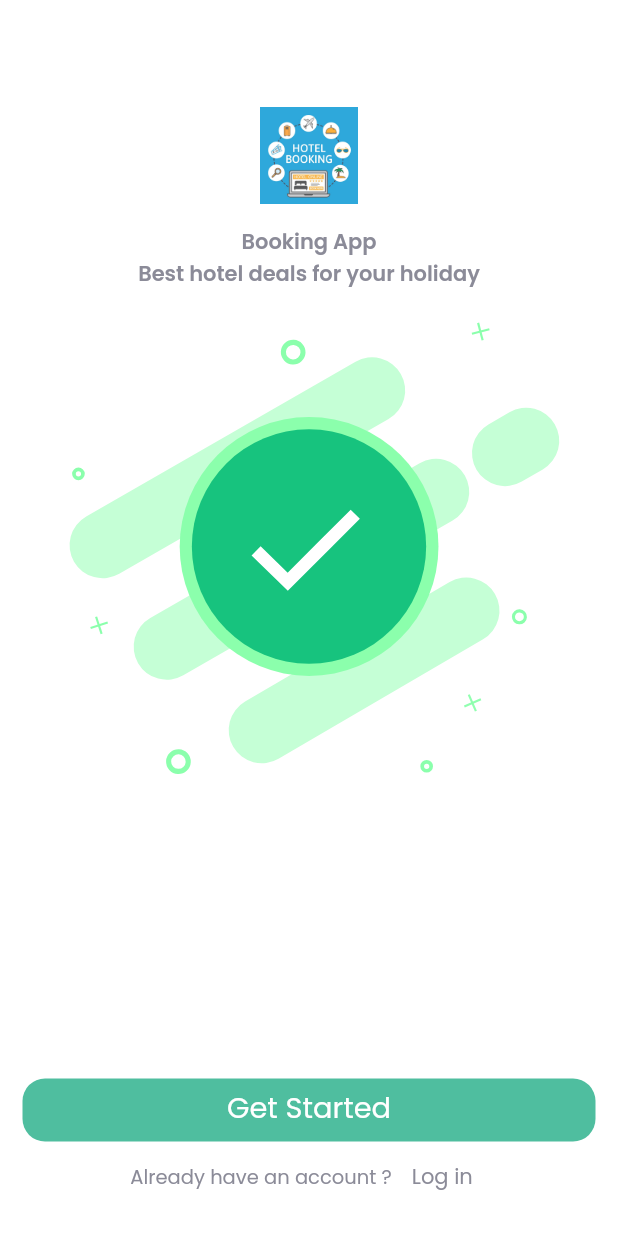
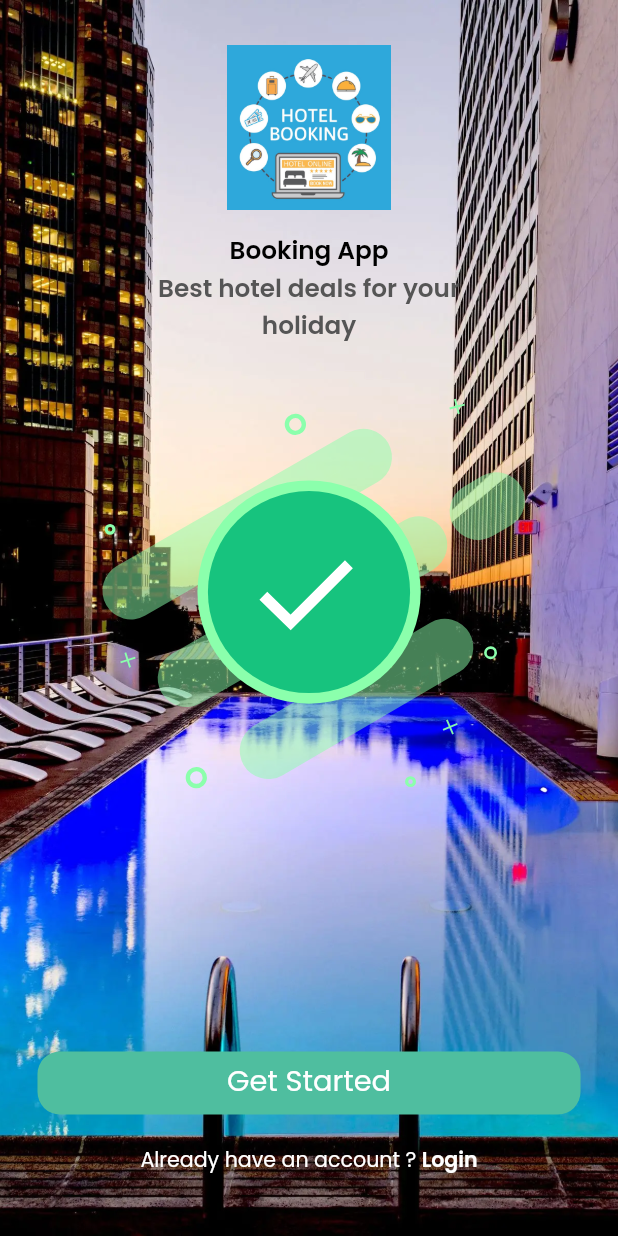
Before and after one commit to moh-gomaa/Algoriza-BookingApp, a Flutter app: the screen it shows after launch, on a phone screen of 412 x 824 dp. Run offline on Flutter 3.47's test engine with Material 2 defaults, Android fonts, the phone set to English and light mode, and no system bars; our stand-ins replace bloc, connectivity_plus, dio, equatable, flutter_bloc, internet_connection_checker and 5 more; project files that could hold a hidden picture were left out.

Commit message:
-Modification on getstarted Screen. -Modification on onboarding screen.

```diff
--- a/lib/core/localization/setup/app_localization.dart
+++ b/lib/core/localization/setup/app_localization.dart
@@ -35,6 +35,7 @@ class AppLocalizations {
 
 extension TranslateX on String {
   String tr(BuildContext context) {
+    // debugPrint('String=${this}');
     return AppLocalizations.of(context)!.translate(this);
   }
 }
--- a/lib/core/utils/routes/app_router.dart
+++ b/lib/core/utils/routes/app_router.dart
@@ -1,5 +1,4 @@
 import 'package:booking_app/core/bottom_navigation/pages/main_screen.dart';
-import 'package:booking_app/features/getstarted/started_screen.dart';
 import 'package:booking_app/features/login/login_screen.dart';
 import 'package:booking_app/features/onboarding/pages/onboarding_screen.dart';
 import 'package:booking_app/features/profile/pages/profile_details_screen.dart';
@@ -18,7 +17,7 @@ class AppRouter {
           duration: animationDuration,
           settings: settings,
         );
-      case '/onboard':
+      case '/onboarding':
         return PageTransition(
           child: OnBoardScreen(),
           type: PageTransitionType.rightToLeft,
@@ -34,7 +33,7 @@ class AppRouter {
           settings: settings,
         );
 
-      case '/sigin':
+      case '/register':
         return PageTransition(
           child: RegisterScreen(),
           type: PageTransitionType.rightToLeft,
--- /dev/null
+++ b/lib/features/get_started/pages/get_started_screen.dart
@@ -0,0 +1,29 @@
+import 'package:booking_app/core/utils/extensions/layout_extensions.dart';
+import 'package:booking_app/features/get_started/widgets/app_basic_info.dart';
+import 'package:booking_app/features/get_started/widgets/bottom_controller.dart';
+import 'package:flutter/material.dart';
+
+class GetStartedScreen extends StatelessWidget {
+  const GetStartedScreen({Key? key}) : super(key: key);
+
+  @override
+  Widget build(BuildContext context) {
+    return Scaffold(
+      body: Container(
+        width: double.infinity,
+        height: double.infinity,
+        decoration: BoxDecoration(
+            image: DecorationImage(
+                fit: BoxFit.cover,
+                image: AssetImage('assets/images/get_started_bg.webp'))),
+        child: Column(
+          children: [
+            AppBasicInfo(),
+            Spacer(),
+            BottomController()
+          ],
+        ).safeArea().wholePadding(),
+      ),
+    );
+  }
+}
--- /dev/null
+++ b/lib/features/get_started/widgets/app_basic_info.dart
@@ -0,0 +1,38 @@
+import 'package:booking_app/core/localization/setup/app_localization.dart';
+import 'package:booking_app/core/utils/extensions/theme_extensions.dart';
+import 'package:booking_app/resources/constants/constants.dart';
+import 'package:booking_app/resources/themes/theme.dart';
+import 'package:flutter/material.dart';
+import 'package:lottie/lottie.dart';
+import 'package:sizer/sizer.dart';
+
+class AppBasicInfo extends StatelessWidget {
+  @override
+  Widget build(BuildContext context) {
+    return Column(
+      children: [
+        Image.asset(
+          'assets/images/page_start.png',
+          width: 80.sp,
+        ),
+        SizedBox(
+          height: space1,
+        ),
+        Text('booking_app_txt'.tr(context),
+            style: OwnTheme.normalBoldTextStyle(lang: lang)),
+        Text(
+          'booking_app_desc1'.tr(context) + '\n' +
+              'booking_app_desc2'.tr(context),
+          style: OwnTheme.normalBoldTextStyle(lang: lang)
+              .colorChange(color: 'gray'),
+          textAlign: TextAlign.center,
+        ),
+        Lottie.asset(
+          'assets/images/temp.json',
+          width: MediaQuery.of(context).size.width * 0.8,
+          height: MediaQuery.of(context).size.width * 0.8,
+        ),
+      ],
+    );
+  }
+}
--- /dev/null
+++ b/lib/features/get_started/widgets/bottom_controller.dart
@@ -0,0 +1,41 @@
+import 'package:booking_app/core/localization/setup/app_localization.dart';
+import 'package:booking_app/core/utils/extensions/theme_extensions.dart';
+import 'package:booking_app/resources/buttonkey/button.dart';
+import 'package:booking_app/resources/constants/constants.dart';
+import 'package:booking_app/resources/themes/theme.dart';
+import 'package:flutter/gestures.dart';
+import 'package:flutter/material.dart';
+
+class BottomController extends StatelessWidget {
+  @override
+  Widget build(BuildContext context) {
+    return Column(
+      children: [
+        ButtonKey(
+          buttonText: 'get_started_btn'.tr(context),
+          function: () {
+            Navigator.pushNamed(context, '/onboarding');
+          },
+        ),
+        SizedBox(
+          height: space2,
+        ),
+        RichText(
+          text: TextSpan(children: [
+            TextSpan(
+                text: 'have_account_txt'.tr(context) + ' ',
+                style: OwnTheme.smallTextStyle(lang: lang)
+                    .colorChange(color: 'white')),
+            TextSpan(
+              text: 'login_btn'.tr(context),
+              style: OwnTheme.smallBoldTextStyle(lang: lang)
+                  .colorChange(color: 'white'),
+              recognizer: new TapGestureRecognizer()
+                ..onTap = () => Navigator.pushNamed(context, '/login'),
+            ),
+          ]),
+        ),
+      ],
+    );
+  }
+}
--- a/lib/features/getstarted/started_screen.dart
+++ /dev/null
@@ -1,96 +0,0 @@
-import 'package:booking_app/core/main_blocs/blocs.dart';
-import 'package:booking_app/resources/buttonkey/button.dart';
-import 'package:booking_app/resources/constants/constants.dart';
-import 'package:flutter/material.dart';
-import 'package:lottie/lottie.dart';
-
-class StartedScreen extends StatelessWidget {
-  const StartedScreen({Key? key}) : super(key: key);
-
-  @override
-  Widget build(BuildContext context) {
-    return Scaffold(
-      appBar: AppBar(),
-      body: Padding(
-        padding: const EdgeInsets.all(15.0),
-        child: Column(
-          children: [
-            Image.asset(
-              'assets/images/page_start.png',
-              height: 65,
-            ),
-            SizedBox(
-              height: 15,
-            ),
-            Center(
-              child: Text(
-                'Booking App',
-                style: TextStyle(
-                    fontSize: 14,
-                    color: Color(0xFF8b8b98),
-                    fontWeight: FontWeight.w500,
-                    fontFamily: lang == "ar" ? "fontArBold" : "fontEnBold"),
-              ),
-            ),
-            Column(
-              children: [
-                Center(
-                  child: Text(
-                    'Best hotel deals for your holiday',
-                    style: TextStyle(
-                        fontSize: 14,
-                        color: Color(0xFF8b8b98),
-                        fontWeight: FontWeight.w500,
-                        fontFamily: lang == "ar" ? "fontArBold" : "fontEnBold"),
-                  ),
-                ),
-              ],
-            ),
-            Expanded(
-              child: SingleChildScrollView(
-                child: Column(
-                  children: [
-                    Lottie.asset(
-                      'assets/images/temp.json',
-                    ),
-                  ],
-                ),
-              ),
-            ),
-            ButtonKey(
-              buttonText: 'Get Started',
-              function: (){ Navigator.pushNamed(context, '/onboard'); },
-            ),
-            Row(
-              mainAxisAlignment: MainAxisAlignment.center,
-              children: [
-                Text(
-                  'Already have an account ? ',
-                  textAlign: TextAlign.center,
-                  style: TextStyle(
-                      fontSize: 13,
-                      color: Color(0xFF8b8b98),
-                      fontFamily: lang == "ar" ? "fontAr" : "fontEn"),
-                ),
-
-                TextButton(
-                  onPressed: () {
-                    Navigator.pushNamed(context, '/login');
-                  },
-                  child: Text(
-                    'Log in',
-                    textAlign: TextAlign.center,
-                    style: TextStyle(
-                        fontSize: 14,
-                        color: Color(0xFF8b8b98),
-                        fontFamily: lang == "ar" ? "fontAr" : "fontEn"),
-                  ),
-                ),
-              ],
-            ),
-          ],
-        ),
-      ),
-    );
-  }
-}
--- a/lib/main.dart
+++ b/lib/main.dart
@@ -1,4 +1,3 @@
-import 'package:booking_app/core/bottom_navigation/pages/main_screen.dart';
 import 'package:booking_app/core/connectivity/cubit/connectivity_cubit.dart';
 import 'package:booking_app/core/connectivity/pages/connectivity_Screen.dart';
 import 'package:booking_app/core/localization/cubit/locale_cubit.dart';
@@ -8,17 +7,12 @@ import 'package:booking_app/core/main_blocs/blocs.dart';
 import 'package:booking_app/core/main_blocs/providers.dart';
 import 'package:booking_app/core/utils/extensions/theme_extensions.dart';
 import 'package:booking_app/core/utils/routes/app_router.dart';
-import 'package:booking_app/features/getstarted/started_screen.dart';
-import 'package:booking_app/features/login/login_screen.dart';
-import 'package:booking_app/features/onboarding/pages/onboarding_screen.dart';
-import 'package:booking_app/features/password/password_screen.dart';
-import 'package:booking_app/features/screens/splash_screen.dart';
+import 'package:booking_app/features/get_started/pages/get_started_screen.dart';
 import 'package:booking_app/resources/constants/constants.dart';
 import 'package:connectivity_plus/connectivity_plus.dart';
+import 'package:flutter/material.dart';
 import 'package:sizer/sizer.dart';
 import 'resources/themes/theme.dart';
-import 'package:booking_app/core/bottom_navigation/cubit/navigation_cubit.dart';
-
 
 void main() {
   runApp(MyApp(
@@ -55,7 +49,7 @@ class MyApp extends StatelessWidget {
                 home: BlocBuilder<ConnectivityCubit, ConnectivityState>(
                     builder: (context, state) {
                   if (state is InternetConnected) {
-                    return StartedScreen();
+                    return GetStartedScreen();
                   } else if (state is InternetDisconnected) {
                     return ConnectivityScreen();
                   }
--- a/lib/resources/themes/theme.dart
+++ b/lib/resources/themes/theme.dart
@@ -15,7 +15,6 @@ final ThemeData ownThemeData = ThemeData(
       showUnselectedLabels: true,
     ),
     appBarTheme: const AppBarTheme(
-      backwardsCompatibility: false,
       elevation: 0.0,
       backgroundColor: Colors.white,
     ),
@@ -78,7 +77,7 @@ class OwnTheme {
         fontSize: 18.sp,
         fontWeight: FontWeight.w500,
         color: colorPalette['black'],
-        fontFamily: lang == "ar" ? "fontAr" : "fontEn");
+        fontFamily: lang == "ar" ? "fontArBold" : "fontEnBold");
   }
 
   static TextStyle prNormalTextStyle({required String lang}) {
--- a/pubspec.yaml
+++ b/pubspec.yaml
@@ -31,8 +31,8 @@ dependencies:
   internet_connection_checker: ^0.0.1+4
   equatable: ^2.0.5
   smooth_page_indicator: ^1.0.0+2
-  firebase_auth: ^3.10.0
-  firebase_core: ^1.23.0
+#  firebase_auth: ^3.10.0
+#  firebase_core: ^1.23.0
 
 
 dev_dependencies:
```
Also changed, not shown: assets/lang/ar.json (+18 -3 lines), assets/lang/en.json (+18 -3 lines), lib/data/model_onboard/model.dart (deleted, +0 -34 lines), lib/data/models/on_boarding_model.dart (added, +32 -0 lines), lib/features/onboarding/pages/onboarding_screen.dart (+27 -70 lines), lib/features/onboarding/widgets/onboarding_bottom.dart (added, +30 -0 lines), lib/features/onboarding/widgets/onboarding_item.dart (added, +32 -0 lines), assets/images/get_started_bg.webp (added), 1 other file.
